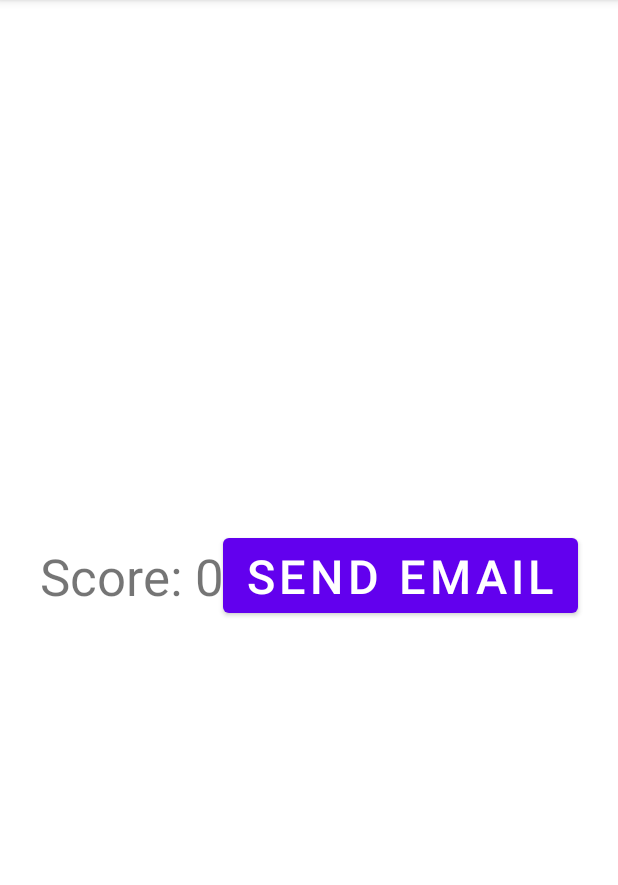
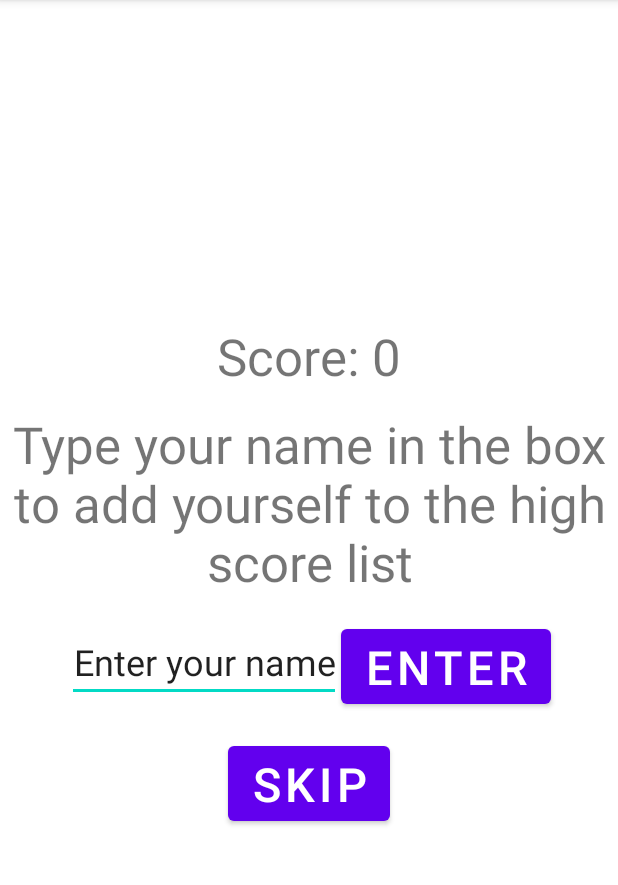
Before and after one commit to pomeroyk/QuizApp2021, an Android app: the ScoreActivity screen opened directly, with no data from a screen before it, on a phone screen of 412 x 824 dp, the part 84-969 px from its top. Run offline under Robolectric (Android 15) with nearby library versions, the phone set to English and light mode, and no system bars; our stand-ins replace Firebase (no records; nobody signed in at launch, a user with empty details on screens opened directly).

Commit message:
high score name box works

```diff
--- a/app/build.gradle
+++ b/app/build.gradle
@@ -1,5 +1,6 @@
 plugins {
     id 'com.android.application'
+    id 'com.google.gms.google-services'
 }
 
 android {
@@ -33,6 +34,7 @@ dependencies {
     implementation 'androidx.appcompat:appcompat:1.2.0'
     implementation 'com.google.android.material:material:1.2.1'
     implementation 'androidx.constraintlayout:constraintlayout:2.0.1'
+    implementation 'com.google.firebase:firebase-database:19.4.0'
     testImplementation 'junit:junit:4.+'
     androidTestImplementation 'androidx.test.ext:junit:1.1.2'
     androidTestImplementation 'androidx.test.espresso:espresso-core:3.3.0'
--- a/app/src/main/AndroidManifest.xml
+++ b/app/src/main/AndroidManifest.xml
@@ -9,8 +9,9 @@
         android:roundIcon="@mipmap/ic_launcher_round"
         android:supportsRtl="true"
         android:theme="@style/Theme.QuizApp">
-        <activity android:name="com.example.quizapp2021.ScoreActivity"></activity>
-        <activity android:name="com.example.quizapp2021.MainActivity">
+        <activity android:name=".HighScoreActivity"></activity>
+        <activity android:name=".ScoreActivity" />
+        <activity android:name=".MainActivity">
             <intent-filter>
                 <action android:name="android.intent.action.MAIN" />
 
--- a/app/src/main/java/com/example/quizapp2021/ScoreActivity.java
+++ b/app/src/main/java/com/example/quizapp2021/ScoreActivity.java
@@ -1,25 +1,40 @@
 package com.example.quizapp2021;
+
+import android.content.Intent;
+import android.os.Bundle;
+import android.view.View;
+import android.widget.Button;
+import android.widget.EditText;
+import android.widget.TextView;
 
 import androidx.appcompat.app.AppCompatActivity;
 
-import android.content.Intent;
-import android.net.Uri;
-import android.os.Bundle;
-import android.view.View;
-import android.widget.Button;
-import android.widget.TextView;
+import com.google.firebase.database.DatabaseReference;
+import com.google.firebase.database.FirebaseDatabase;
 
 public class ScoreActivity extends AppCompatActivity {
     TextView scoreTV;
     Intent incomingIntent;
     int score;
-    Button emailButton;
+    Button skipBTN;
+    Button enterBTN;
+
+
+    FirebaseDatabase database;
+    DatabaseReference myRef;
+    EditText nameET;
+    String name;
+
 
     @Override
     protected void onCreate(Bundle savedInstanceState) {
         super.onCreate(savedInstanceState);
         setContentView(R.layout.activity_score);
-        emailButton = (Button) findViewById(R.id.emailBTN);
+        //database = FirebaseDatabase.getInstance();
+        //myRef = database.getReference("name");
+        skipBTN = (Button) findViewById(R.id.SKIPButton);
+        enterBTN = (Button) findViewById(R.id.EnterButton);
+        nameET = (EditText)findViewById(R.id.NameET);
 
         scoreTV = (TextView) findViewById(R.id.scoreTV);
         incomingIntent = getIntent();
@@ -27,25 +42,31 @@ public class ScoreActivity extends AppCompatActivity {
 
         scoreTV.setText("Score: " + score); //setText is expecting a string!!
 
+        skipBTN.setOnClickListener(new View.OnClickListener(){
+            public void onClick(View v) {
 
-        emailButton.setOnClickListener(new View.OnClickListener() {
-            @Override
-            public void onClick(View v) {
-                String[] addresses = new String[]{"km2d23@yahoo.com"};
-                String subject = getString(R.string.subject);
-                composeEmail(addresses, subject);
-                //look up how to add a body to the email.
+                Intent intent = new Intent(ScoreActivity.this, HighScoreActivity.class);
+                intent.putExtra(getString(R.string.scorelabel), score);
+                startActivity(intent);
             }
         });
+
+        enterBTN.setOnClickListener(new View.OnClickListener(){
+            public void onClick(View v) {
+
+                name = nameET.getText().toString();
+                Intent intent = new Intent(ScoreActivity.this, HighScoreActivity.class);
+                intent.putExtra(getString(R.string.scorelabel), score);
+                startActivity(intent);
+            }
+        });
+
+
+
+
     }
 
-    public void composeEmail(String[] addresses, String subject) {
-        Intent intent = new Intent(Intent.ACTION_SENDTO);
-        intent.setData(Uri.parse("mailto:")); // only email apps should handle this
-        intent.putExtra(Intent.EXTRA_EMAIL, addresses);
-        intent.putExtra(Intent.EXTRA_SUBJECT, subject);
-        if (intent.resolveActivity(getPackageManager()) != null) {
-            startActivity(intent);
-        }
-    }
+
+
+
 }
--- a/app/src/main/res/layout/activity_score.xml
+++ b/app/src/main/res/layout/activity_score.xml
@@ -4,24 +4,61 @@
     xmlns:android="http://schemas.android.com/apk/res/android"
     xmlns:app="http://schemas.android.com/apk/res-auto"
     android:layout_width="match_parent"
-
     android:layout_height="match_parent"
-    android:gravity="center">
+    android:gravity="center"
+    android:orientation="vertical">
 
     <TextView
         android:id="@+id/scoreTV"
         android:layout_width="wrap_content"
         android:layout_height="wrap_content"
+        android:baselineAligned="false"
+        android:gravity="top"
         android:text="@string/score"
+        android:textAlignment="gravity"
+        android:textSize="34sp" />
+
+    <Space
+        android:id="@+id/spaceTV"
+        android:layout_width="20pt"
+        android:layout_height="13dp" />
+
+    <TextView
+        android:id="@+id/AddHSTV"
+        android:layout_width="wrap_content"
+        android:layout_height="wrap_content"
+        android:text="@string/would_you_like_to_add_a_high_score"
         android:textAlignment="center"
         android:textSize="34sp" />
 
+    <LinearLayout
+        android:layout_width="match_parent"
+        android:layout_height="94dp"
+        android:gravity="center"
+        android:orientation="horizontal">
+
+        <EditText
+            android:id="@+id/NameET"
+            android:layout_width="wrap_content"
+            android:layout_height="47dp"
+            android:gravity="center"
+            android:text="Enter your name"
+            android:textAlignment="center"
+            android:textSize="24sp" />
+
+        <Button
+            android:id="@+id/EnterButton"
+            android:layout_width="wrap_content"
+            android:layout_height="wrap_content"
+            android:text="Enter"
+            android:textSize="14pt" />
+
+    </LinearLayout>
     <Button
-        android:id="@+id/emailBTN"
+        android:id="@+id/SKIPButton"
         android:layout_width="wrap_content"
         android:layout_height="wrap_content"
-        android:gravity="bottom"
-        android:text="@string/send_email"
+        android:text="Skip"
         android:textSize="14pt" />
 
 </LinearLayout>
--- a/app/src/main/res/values/strings.xml
+++ b/app/src/main/res/values/strings.xml
@@ -3,17 +3,18 @@
     <string name="score">score</string>
     <string name="next">Next</string>
     <string name="True"> True</string>
-    <string name="False" >False</string>
+    <string name="False">False</string>
     <string name="Q1">Green is a color</string>
-    <string name ="Q2">Summer is a month</string>
-    <string name ="Q3">Sunday is the first day of the week</string>
-    <string name ="Q4">October is month 8</string>
-    <string name ="Q0">There are 12 months in the year</string>
+    <string name="Q2">Summer is a month</string>
+    <string name="Q3">Sunday is the first day of the week</string>
+    <string name="Q4">October is month 8</string>
+    <string name="Q0">There are 12 months in the year</string>
     <string name="correctToast">That\'s correct!</string>
-    <string name="WrongToast">Try again!</string>
+    <string name="WrongToast">Incorrect!</string>
     <string name="CorrectToast">That\'s correct!</string>
 
     <string name="scorelabel">scoreLBL</string>
     <string name="subject">new score on the quiz app</string>
     <string name="send_email">Send Email</string>
+    <string name="would_you_like_to_add_a_high_score">Type your name in the box to add yourself to the high score list</string>
 </resources>
--- a/build.gradle
+++ b/build.gradle
@@ -6,6 +6,7 @@ buildscript {
     }
     dependencies {
         classpath "com.android.tools.build:gradle:4.2.2"
+        classpath 'com.google.gms:google-services:4.3.8'
 
         // NOTE: Do not place your application dependencies here; they belong
         // in the individual module build.gradle files
```
Also changed, not shown: app/src/main/java/com/example/quizapp2021/HighScoreActivity.java (added, +46 -0 lines), app/src/main/java/com/example/quizapp2021/MainActivity.java (+20 -14 lines), app/src/main/res/layout/activity_high_score.xml (added, +23 -0 lines), app/src/main/res/layout/activity_main.xml (+6 -12 lines).
